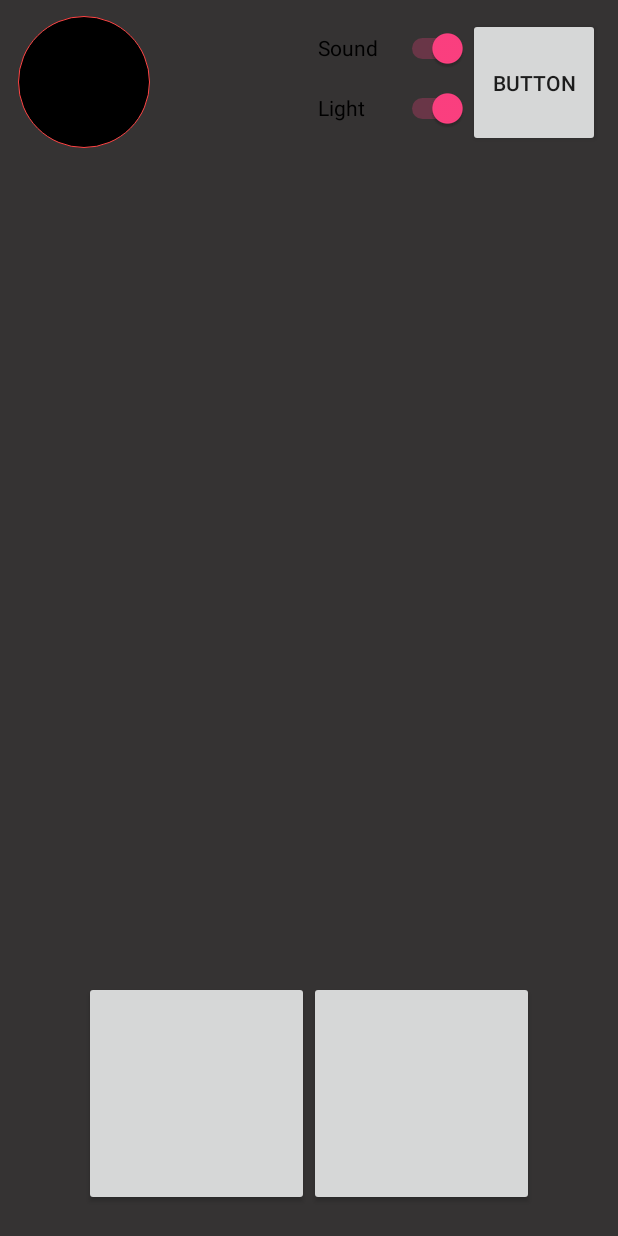
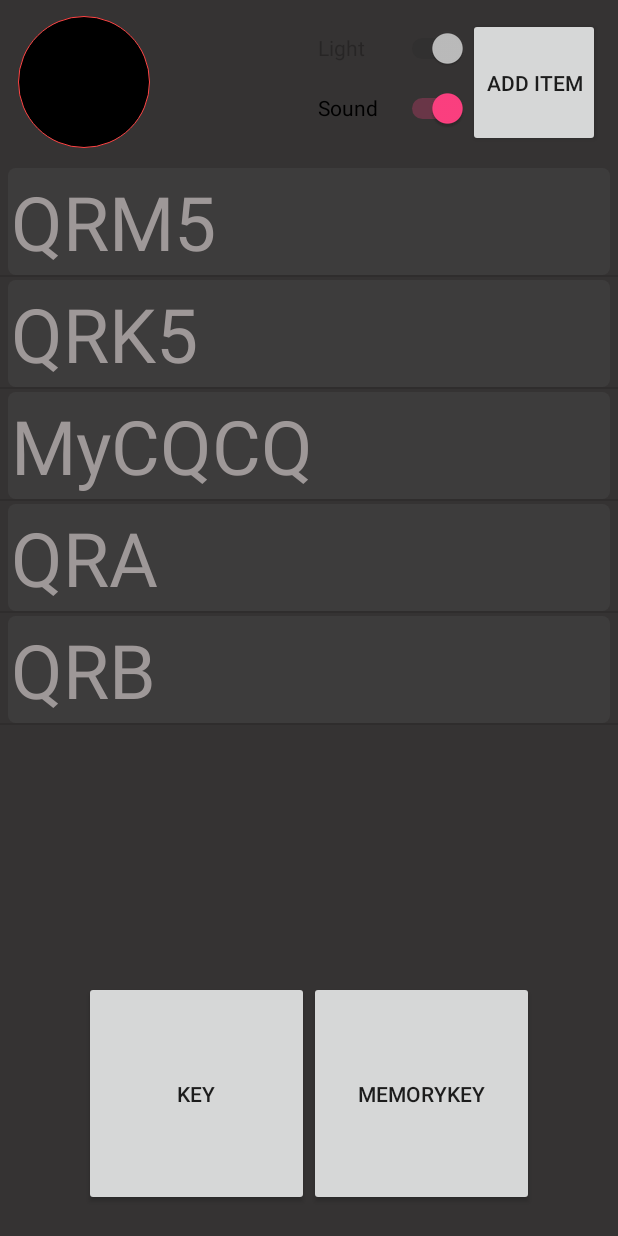
Before and after one commit to kankanla/M180907_Morse, an Android app: the screen it shows after launch (Morse_key), after a tap on "MORSE_KEY", on a phone screen of 412 x 824 dp. Run offline under Robolectric (Android 15) with nearby library versions, the phone set to English and light mode, and no system bars; our stand-ins replace AdMob; 6 statements that could not run were skipped.

Commit message:
2018/10/9 release

```diff
--- a/app/build.gradle
+++ b/app/build.gradle
@@ -16,10 +16,12 @@ android {
             proguardFiles getDefaultProguardFile('proguard-android.txt'), 'proguard-rules.pro'
         }
     }
+    productFlavors {
+    }
 }
 
 dependencies {
-    implementation fileTree(dir: 'libs', include: ['*.jar'])
+    implementation fileTree(include: ['*.jar'], dir: 'libs')
     implementation 'com.android.support:appcompat-v7:28.0.0-rc02'
     implementation 'com.android.support.constraint:constraint-layout:1.1.3'
     implementation 'com.google.android.gms:play-services-ads:15.0.1'
--- a/app/src/main/AndroidManifest.xml
+++ b/app/src/main/AndroidManifest.xml
@@ -4,7 +4,7 @@
 
     <application
         android:allowBackup="true"
-        android:icon="@mipmap/ic_launcher"
+        android:icon="@mipmap/rect14"
         android:label="@string/app_name"
         android:roundIcon="@mipmap/ic_launcher_round"
         android:supportsRtl="true"
--- a/app/src/main/java/com/kankanla/e560/m180907_morse/Add_Morse_item.java
+++ b/app/src/main/java/com/kankanla/e560/m180907_morse/Add_Morse_item.java
@@ -182,7 +182,7 @@ public class Add_Morse_item extends AppCompatActivity implements View.OnClickLis
                 editText.setText("");
                 textInputEditText.setText("");
                 morse_sql.del_temp(item_id);
-                Toast.makeText(this, "del--" + String.valueOf(item_id), Toast.LENGTH_SHORT).show();
+//                Toast.makeText(this, "del--" + String.valueOf(item_id), Toast.LENGTH_SHORT).show();
                 this.finish();
                 break;
 
@@ -256,10 +256,10 @@ public class Add_Morse_item extends AppCompatActivity implements View.OnClickLis
 
     protected void GoogleAdmob() {
         AdView adView = new AdView(this);
-        adView.setBackgroundColor(ContextCompat.getColor(this, R.color.colorAccent));
+//        adView.setBackgroundColor(ContextCompat.getColor(this, R.color.colorAccent));
 
         adView.setAdSize(AdSize.BANNER);
-        adView.setAdUnitId("ca-app-pub-3940256099942544/6300978111");
+        adView.setAdUnitId(getString(R.string.admob_1));
 
         AdRequest adRequest = new AdRequest.Builder().build();
         adView.loadAd(adRequest);
--- a/app/src/main/java/com/kankanla/e560/m180907_morse/MainActivity.java
+++ b/app/src/main/java/com/kankanla/e560/m180907_morse/MainActivity.java
@@ -4,12 +4,19 @@ import android.content.Intent;
 import android.content.pm.ActivityInfo;
 import android.graphics.Point;
 import android.os.Bundle;
+import android.support.v4.content.ContextCompat;
 import android.support.v7.app.AppCompatActivity;
 import android.util.Log;
 import android.view.Display;
 import android.view.View;
 import android.widget.Button;
 import android.widget.ImageView;
+import android.widget.LinearLayout;
+import android.widget.RelativeLayout;
+
+import com.google.android.gms.ads.AdRequest;
+import com.google.android.gms.ads.AdSize;
+import com.google.android.gms.ads.AdView;
 
 public class MainActivity extends AppCompatActivity implements View.OnClickListener {
 
@@ -26,6 +33,7 @@ public class MainActivity extends AppCompatActivity implements View.OnClickListe
         Log.d(TAG, "onCreate");
         setContentView(R.layout.activity_main);
         setRequestedOrientation(ActivityInfo.SCREEN_ORIENTATION_PORTRAIT);
+        GoogleAdmob();
 
         buttonA = findViewById(R.id.button1);
         buttonA.setText(getString(R.string.Morse_key));
@@ -106,4 +114,22 @@ public class MainActivity extends AppCompatActivity implements View.OnClickListe
                 break;
         }
     }
+
+    protected void GoogleAdmob() {
+        AdView adView = new AdView(this);
+//        adView.setBackgroundColor(ContextCompat.getColor(this, R.color.colorAccent));
+
+        adView.setAdSize(AdSize.BANNER);
+        adView.setAdUnitId(getString(R.string.admob_1));
+
+        AdRequest adRequest = new AdRequest.Builder().build();
+        adView.loadAd(adRequest);
+
+        RelativeLayout.LayoutParams layoutParams = new RelativeLayout.LayoutParams(RelativeLayout.LayoutParams.WRAP_CONTENT, RelativeLayout.LayoutParams.WRAP_CONTENT);
+        layoutParams.addRule(RelativeLayout.CENTER_HORIZONTAL);
+        layoutParams.addRule(RelativeLayout.ALIGN_PARENT_BOTTOM);
+
+        LinearLayout layout = findViewById(R.id.main_admob);
+        layout.addView(adView, -1, layoutParams);
+    }
 }
--- a/app/src/main/java/com/kankanla/e560/m180907_morse/Morse_SQL.java
+++ b/app/src/main/java/com/kankanla/e560/m180907_morse/Morse_SQL.java
@@ -6,6 +6,9 @@ import android.database.sqlite.SQLiteDatabase;
 import android.database.sqlite.SQLiteOpenHelper;
 import android.text.Editable;
 import android.util.Log;
+
+import java.util.HashMap;
+import java.util.Map;
 
 public class Morse_SQL {
     private final String TAG = "###Morse_SQL###";
@@ -33,7 +36,6 @@ public class Morse_SQL {
         cursor.close();
         db.close();
         return temp;
-
     }
 
     public String find_item_id(int id) {
@@ -64,7 +66,6 @@ public class Morse_SQL {
             temp = "update main set title = ? ,code = ? where id = ?";
             db.execSQL(temp, new String[]{String.valueOf(title), String.valueOf(CODE), String.valueOf(id)});
         }
-
         db.close();
     }
 
@@ -95,12 +96,36 @@ public class Morse_SQL {
         return temp;
     }
 
+    public void add_QRA() {
+        HashMap<String, String> temp = new HashMap<>();
+        temp.put("MyCQCQ", "CQCQCQ DE JAPAN");
+        temp.put("QRA", "QRA");
+        temp.put("QRB", "QRB");
+        temp.put("QRK5", "QRK5");
+        temp.put("QRM5", "QRM5");
+
+        SQLiteDatabase db = sql_db.getWritableDatabase();
+        String cmd = "select id from main";
+        Cursor cursor = db.rawQuery(cmd, new String[]{});
+        String cmd2 = "insert into main (title,code,create_time) values(?,?,?)";
+        if (cursor.getCount() == 0) {
+            for (Map.Entry<String, String> key : temp.entrySet()) {
+                String stime = String.valueOf(System.currentTimeMillis());
+                db.execSQL(cmd2, new String[]{key.getKey(), key.getValue(), stime});
+            }
+        }
+        db.close();
+    }
+
 
     public Cursor list_item() {
         Log.d(TAG, "list_item");
         SQLiteDatabase db = sql_db.getReadableDatabase();
         String cmd = "select * from main order by id desc";
         Cursor cursor = db.rawQuery(cmd, null);
+        if (cursor.getCount() == 0) {
+            add_QRA();
+        }
         return cursor;
     }
 
--- a/app/src/main/res/layout/activity_morse__set.xml
+++ b/app/src/main/res/layout/activity_morse__set.xml
@@ -19,10 +19,10 @@
             android:orientation="vertical">
 
             <ImageView
-                android:layout_width="wrap_content"
-                android:layout_height="wrap_content"
+                android:layout_width="128px"
+                android:layout_height="128px"
                 android:layout_centerInParent="true"
-                android:background="@mipmap/ic_launcher_round" />
+                android:background="@mipmap/rect15" />
 
         </RelativeLayout>
 
--- a/app/src/main/res/layout/activity_morse_key.xml
+++ b/app/src/main/res/layout/activity_morse_key.xml
@@ -43,16 +43,17 @@
                     android:orientation="vertical">
 
                     <Switch
+                        android:id="@+id/sw_Ligth"
+                        android:layout_width="100dp"
+                        android:layout_height="40dp"
+                        android:enabled="false"
+                        android:text="@string/set_Light" />
+
+                    <Switch
                         android:id="@+id/sw_Sound"
                         android:layout_width="100dp"
                         android:layout_height="40dp"
                         android:text="@string/set_sound" />
-
-                    <Switch
-                        android:id="@+id/sw_Ligth"
-                        android:layout_width="100dp"
-                        android:layout_height="40dp"
-                        android:text="@string/set_Light" />
 
                 </LinearLayout>
 
@@ -66,7 +67,7 @@
                         android:layout_height="wrap_content"
                         android:width="88dp"
                         android:height="88dp"
-                        android:text="Button" />
+                        android:text="@string/input_nitem" />
                 </LinearLayout>
 
 
@@ -107,6 +108,7 @@
                 android:orientation="horizontal">
 
                 <Button
+                    android:text="@string/input_bigKey"
                     android:id="@+id/buttonkey1"
                     android:layout_width="150dp"
                     android:layout_height="150dp"
@@ -115,6 +117,7 @@
                     android:layout_marginStart="22dp" />
 
                 <Button
+                    android:text="@string/input_bigKey2"
                     android:id="@+id/buttonkey2"
                     android:layout_width="150dp"
                     android:layout_height="150dp"
--- a/app/src/main/res/values/strings.xml
+++ b/app/src/main/res/values/strings.xml
@@ -1,5 +1,6 @@
 <resources>
-    <string name="app_name">M180907_Morse</string>
+    <string name="app_name">Morse Trainer</string>
+    <string name="app_name2">M180907_Morse</string>
     <string name="Morse_key">Morse_key</string>
     <string name="Morse_Code">Morse_Code</string>
     <string name="Morse_Set">Settings</string>
@@ -8,6 +9,9 @@
     <string name="set_Light">Light</string>
     <string name="set_Backlight">Backlight</string>
     <string name="input_title">Item_name</string>
+    <string name="input_nitem">Add Item</string>
+    <string name="input_bigKey">KEY</string>
+    <string name="input_bigKey2">MemoryKey</string>
     <string name="input_title_empt">Title is emptiness</string>
     <string name="input_code">MorseCode</string>
     <string name="add_item_Save">Save</string>
@@ -20,6 +24,7 @@
     <string name="set_key11">dit</string>
     <string name="set_key22">dah</string>
     <string name="set_key3">cls</string>
+    <string name="set_key4">sav</string>
     <string name="Fn1">Fn1</string>
     <string name="Fn2">Fn2</string>
     <string name="Fn3">Fn3</string>
@@ -31,6 +36,10 @@
     <string name="set_sun1">800</string>
     <string name="set_sun2">600</string>
     <string name="set_sun3">400</string>
+    <string name="admob_1">ca-app-pub-0547405774182700/4487579851</string>
+    <string name="admob_2">ca-app-pub-0547405774182700/2097220230</string>
+    <string name="admob_3">ca-app-pub-0547405774182700/8353553115</string>
+    <string name="admob_app_id">ca-app-pub-0547405774182700~1689848511</string>
 
 
 </resources>
```
Also changed, not shown: app/src/main/java/com/kankanla/e560/m180907_morse/Morse_HZ.java (+116 -68 lines), app/src/main/java/com/kankanla/e560/m180907_morse/Morse_Set.java (+5 -5 lines), app/src/main/java/com/kankanla/e560/m180907_morse/Morse_key.java (+14 -6 lines), app/src/main/res/layout/activity_main.xml (+18 -9 lines), app/src/main/res/layout/morse_set_dialog.xml (+20 -15 lines), app/src/main/res/mipmap-xhdpi/rect14.png (added), app/src/main/res/mipmap-xhdpi/rect15.png (added).
